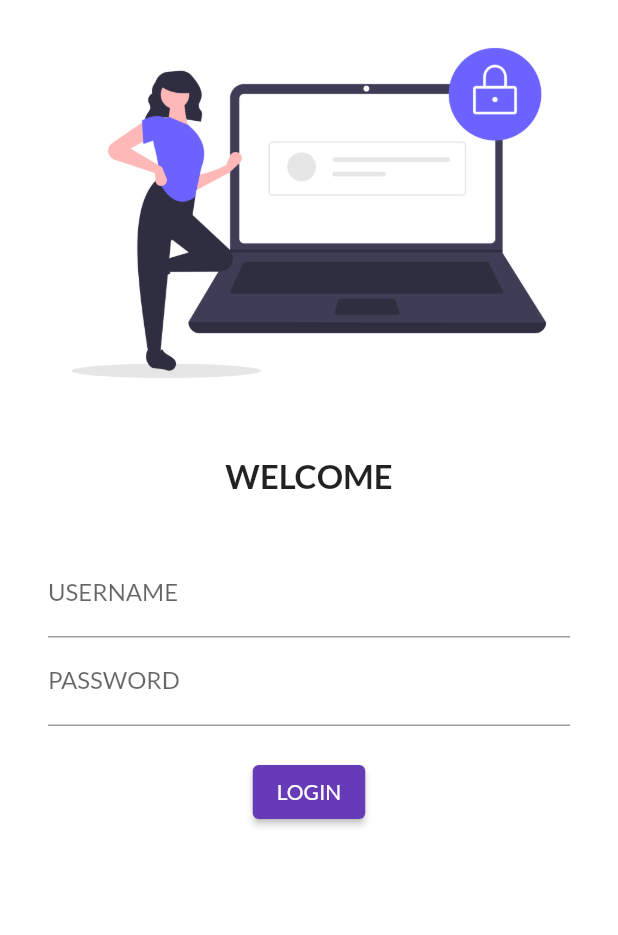
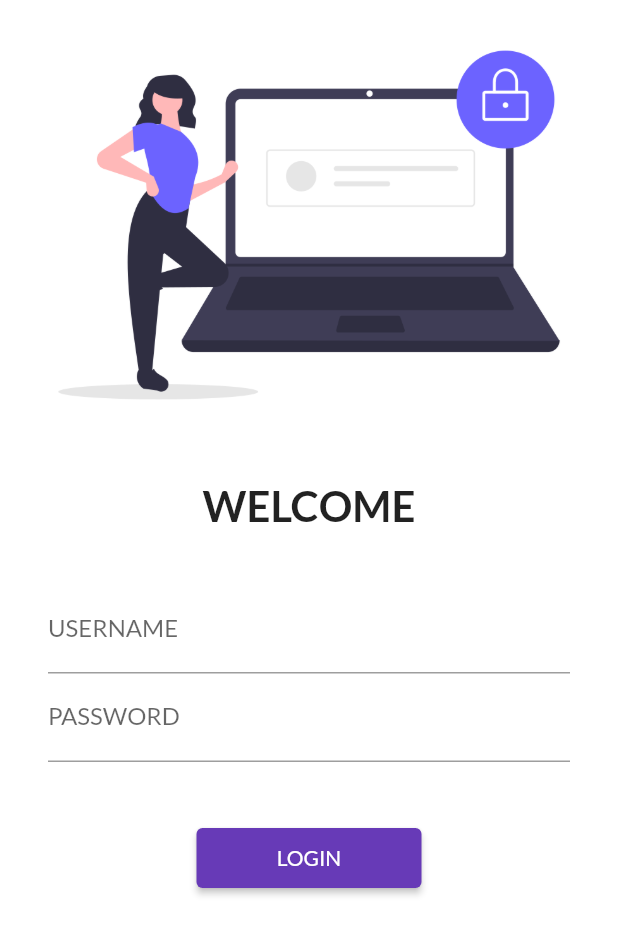
Before and after one commit to ashishmaithani17/FLUTTER, a Flutter app: the screen it shows after launch, on a phone screen of 412 x 824 dp. Shown: the top 935 px of the screen. Run offline on Flutter 3.47's test engine with Material 2 defaults, Android fonts, the phone set to English and light mode, and no system bars; our stand-ins replace google_fonts.

Commit message:
day5 completed

```diff
--- a/lib/main.dart
+++ b/lib/main.dart
@@ -1,6 +1,7 @@
 import 'package:flutter/material.dart';
 import 'package:flutter_application_1/pages/home_page.dart';
 import 'package:flutter_application_1/pages/login_page.dart';
+import 'package:flutter_application_1/pages/utils/routes.dart';
 import 'package:google_fonts/google_fonts.dart';
 
 
@@ -27,8 +28,8 @@ class Myapp extends StatelessWidget {
 
       routes: {
         "/": (context) =>loginpage(),
-        "/home" : (context)=> homepage(),
-        "/login": (context) =>loginpage()
+        MyRoutes.homeRoute : (context)=> homepage(),
+        MyRoutes.loginRoute: (context) =>loginpage()
       },
     );
   }
--- a/lib/pages/login_page.dart
+++ b/lib/pages/login_page.dart
@@ -1,4 +1,5 @@
 import 'package:flutter/material.dart';
+import 'package:flutter_application_1/pages/utils/routes.dart';
 
 class loginpage extends StatelessWidget {
   const loginpage({ Key? key }) : super(key: key);
@@ -7,9 +8,12 @@ class loginpage extends StatelessWidget {
   Widget build(BuildContext context) {
     return Material(
       color: Colors.white,
+      child: SingleChildScrollView(
         child: Column(children: [
           Image.asset("assests/images/login.png",
-         fit: BoxFit.cover,),
+           fit: BoxFit.cover,
+           height:300,
+           ),
           SizedBox(
             height: 20.0,
             child: Text(""),
@@ -17,10 +21,9 @@ class loginpage extends StatelessWidget {
 
         Text("WELCOME",
             style: TextStyle(
-            fontSize: 22,
+              fontSize: 28,
               fontWeight: FontWeight.bold,
             ),
-
         ),
 
         SizedBox(
@@ -44,14 +47,14 @@ class loginpage extends StatelessWidget {
               ),
             ),
             SizedBox(
-          height: 20.0,
+            height: 40.0,
              ),
 
               ElevatedButton(
                child: Text("LOGIN"),
-             style: TextButton.styleFrom(),
+               style: TextButton.styleFrom(minimumSize: Size(150,40)),
                onPressed: (){
-               print("HI ASHISH");
+                 Navigator.pushNamed(context,MyRoutes.homeRoute);
                }
               ),
 
@@ -61,6 +64,7 @@ class loginpage extends StatelessWidget {
          )
         ],
 
+        ),
       )
     );
   }
--- /dev/null
+++ b/lib/pages/utils/routes.dart
@@ -0,0 +1,6 @@
+class MyRoutes{
+
+  static String loginRoute="/login";
+  static String homeRoute="/home";
+
+}
```
Lines whose indentation alone changed are shown as unchanged.
